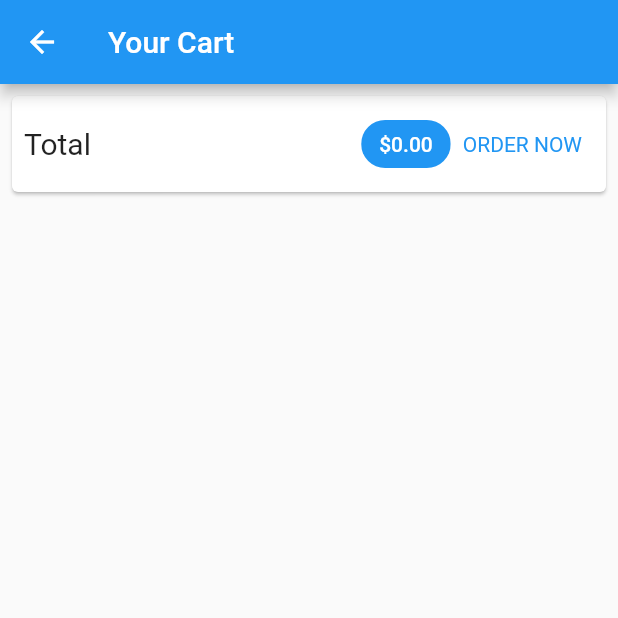
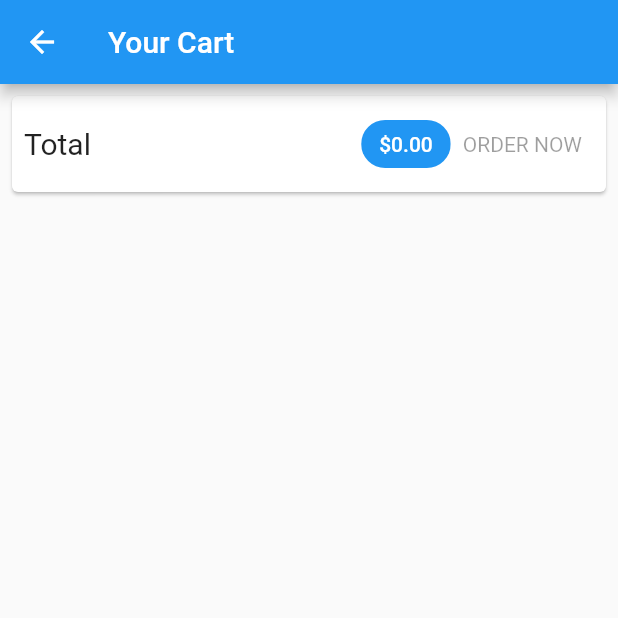
Before and after one commit to Kalam031/shop_app_2022_newbuild, a Flutter app: the CartScreen screen opened by its route, on a phone screen of 412 x 824 dp, the top half of it. Run offline on Flutter 3.47's test engine with Material 2 defaults, Android fonts, the phone set to English and light mode, and no system bars; network calls fail.

```diff
--- a/lib/screens/cart_screen.dart
+++ b/lib/screens/cart_screen.dart
@@ -39,20 +39,7 @@ class CartScreen extends StatelessWidget {
                     ),
                     backgroundColor: Theme.of(context).primaryColor,
                   ),
-                  TextButton(
-                    onPressed: () {
-                      Provider.of<Orders>(context, listen: false).addOrder(
-                        cart.items.values.toList(),
-                        cart.totalAmount,
-                      );
-                      cart.clear();
-                    },
-                    child: Text('ORDER NOW'),
-                    style: TextButton.styleFrom(
-                      textStyle:
-                          TextStyle(color: Theme.of(context).primaryColor),
-                    ),
-                  ),
+                  OrderButton(cart: cart),
                 ],
               ),
             ),
@@ -74,3 +61,47 @@ class CartScreen extends StatelessWidget {
     );
   }
 }
+
+class OrderButton extends StatefulWidget {
+  const OrderButton({
+    Key? key,
+    required this.cart,
+  }) : super(key: key);
+
+  final Cart cart;
+
+  @override
+  State<OrderButton> createState() => _OrderButtonState();
+}
+
+class _OrderButtonState extends State<OrderButton> {
+  var _isLoading = false;
+  @override
+  Widget build(BuildContext context) {
+    return TextButton(
+      child: _isLoading
+          ? Center(
+              child: CircularProgressIndicator(),
+            )
+          : Text('ORDER NOW'),
+      onPressed: (widget.cart.totalAmount <= 0 || _isLoading)
+          ? null
+          : () async {
+              setState(() {
+                _isLoading = true;
+              });
+              await Provider.of<Orders>(context, listen: false).addOrder(
+                widget.cart.items.values.toList(),
+                widget.cart.totalAmount,
+              );
+              setState(() {
+                _isLoading = false;
+              });
+              widget.cart.clear();
+            },
+      style: TextButton.styleFrom(
+        textStyle: TextStyle(color: Theme.of(context).primaryColor),
+      ),
+    );
+  }
+}
--- a/lib/screens/products_overview_screen.dart
+++ b/lib/screens/products_overview_screen.dart
@@ -24,7 +24,7 @@ class ProductsOverviewScreen extends StatefulWidget {
 class _ProductsOverviewScreenState extends State<ProductsOverviewScreen> {
   var _showOnlyFavorites = false;
   var _isInit = true;
-  var _isLoading = true;
+  var _isLoading = false;
 
   @override
   void initState() {
```
Also changed, not shown: lib/providers/orders.dart (+64 -10 lines), lib/screens/orders_screen.dart (+31 -7 lines).
